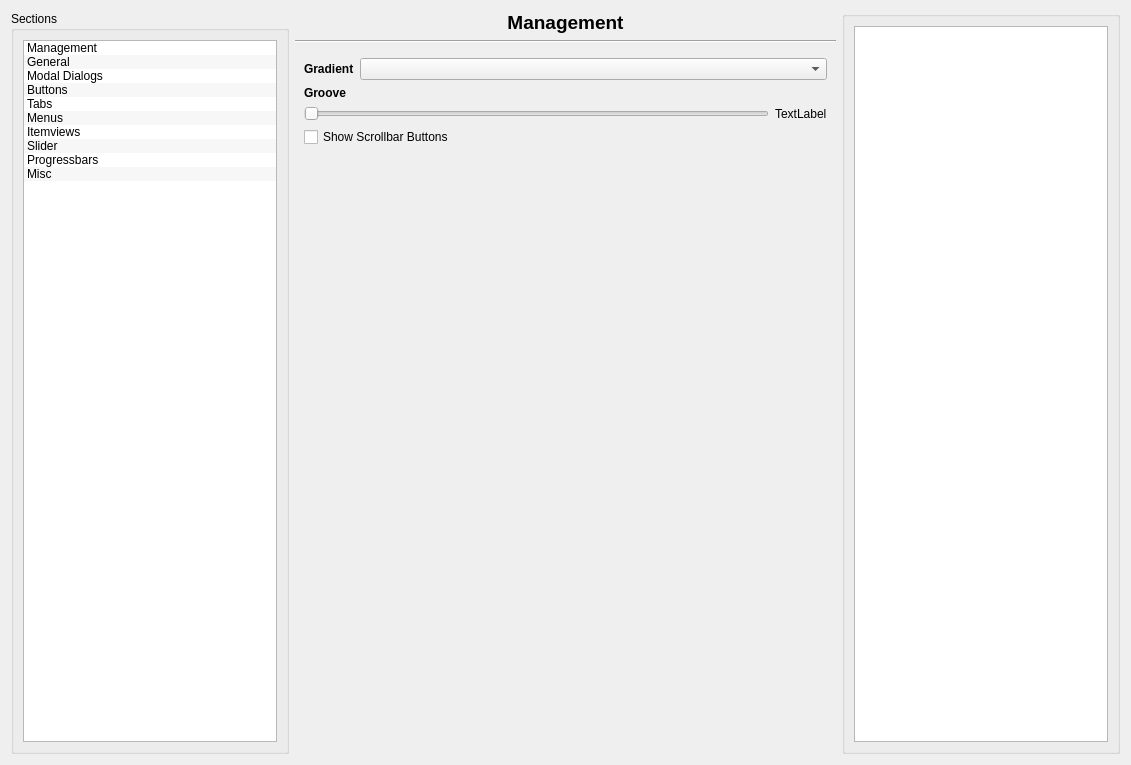
Above: config/config.ui from deiv/bespin-pkg before the change. Below: the same form after it.
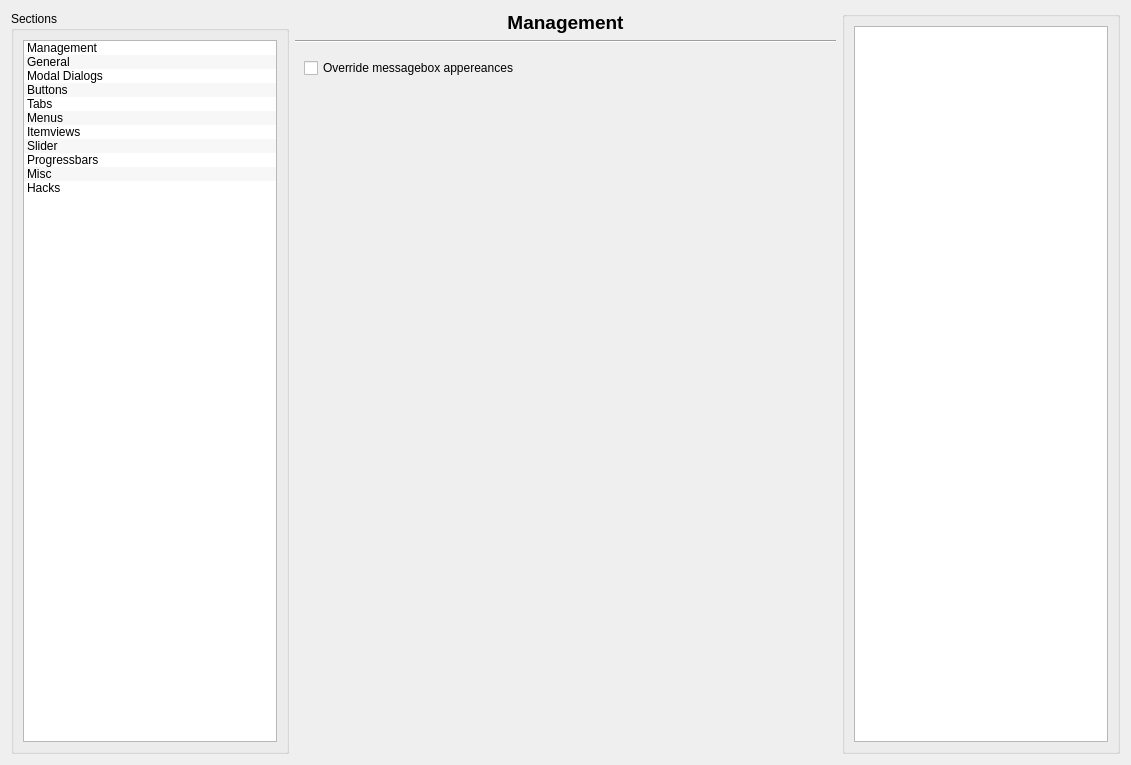
That is the form after the change.

Commit message: changed toolbutton appereance, made the silent visual frame parts REALLY work..., added hack section to config dialog - needs help text support

The edit to the form file:
```diff
--- a/config/config.ui
+++ b/config/config.ui
@@ -134,6 +134,11 @@
           <string>Misc</string>
          </property>
         </item>
+        <item>
+         <property name="text" >
+          <string>Hacks</string>
+         </property>
+        </item>
        </widget>
       </item>
      </layout>
@@ -212,7 +217,7 @@
       </sizepolicy>
      </property>
      <property name="currentIndex" >
-      <number>7</number>
+      <number>10</number>
      </property>
      <widget class="QWidget" name="Seite_3" >
       <layout class="QGridLayout" >
@@ -1674,6 +1679,14 @@
       </layout>
      </widget>
      <widget class="QWidget" name="Scrollbars" >
+      <property name="geometry" >
+       <rect>
+        <x>0</x>
+        <y>0</y>
+        <width>541</width>
+        <height>706</height>
+       </rect>
+      </property>
       <layout class="QGridLayout" >
        <item row="0" column="0" >
         <layout class="QHBoxLayout" >
@@ -1906,6 +1919,30 @@
        </item>
       </layout>
      </widget>
+     <widget class="QWidget" name="Seite_5" >
+      <layout class="QGridLayout" name="gridLayout" >
+       <item row="0" column="0" >
+        <widget class="QCheckBox" name="hackMessages" >
+         <property name="text" >
+          <string>Override messagebox appereances</string>
+         </property>
+        </widget>
+       </item>
+       <item row="1" column="0" >
+        <spacer name="verticalSpacer" >
+         <property name="orientation" >
+          <enum>Qt::Vertical</enum>
+         </property>
+         <property name="sizeHint" stdset="0" >
+          <size>
+           <width>20</width>
+           <height>656</height>
+          </size>
+         </property>
+        </spacer>
+       </item>
+      </layout>
+     </widget>
     </widget>
    </item>
   </layout>
```
Left out of the diff: 96 changed lines with no effect on the pictures. The commit also changes 5 other files.
